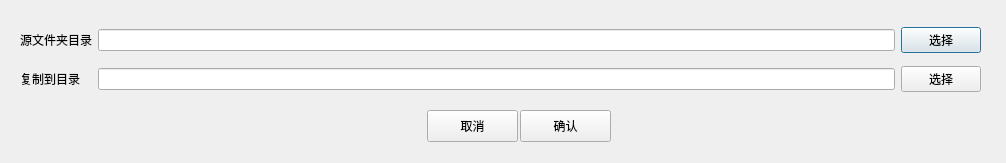
Qt form ui/dialog/CopyDirToPathDialog.ui (xiaohaijoe/AutoPackage) before a commit.
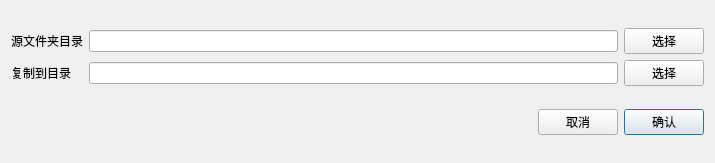
The same form after that commit.

The edit to the form file:
```diff
--- a/ui/dialog/CopyDirToPathDialog.ui
+++ b/ui/dialog/CopyDirToPathDialog.ui
@@ -6,28 +6,24 @@
    <rect>
     <x>0</x>
     <y>0</y>
-    <width>1006</width>
+    <width>715</width>
     <height>163</height>
    </rect>
   </property>
   <property name="windowTitle">
    <string>Dialog</string>
   </property>
-  <widget class="QWidget" name="gridLayoutWidget">
-   <property name="geometry">
-    <rect>
-     <x>20</x>
-     <y>20</y>
-     <width>961</width>
-     <height>81</height>
-    </rect>
-   </property>
+  <layout class="QGridLayout" name="gridLayout_2">
+   <item row="0" column="0" colspan="2">
    <layout class="QGridLayout" name="gridLayout">
     <item row="0" column="2">
      <widget class="QPushButton" name="originBtn">
       <property name="text">
        <string>选择</string>
       </property>
+       <property name="autoDefault">
+        <bool>false</bool>
+       </property>
      </widget>
     </item>
     <item row="0" column="1">
@@ -55,36 +51,48 @@
       <property name="text">
        <string>选择</string>
       </property>
+       <property name="autoDefault">
+        <bool>false</bool>
+       </property>
      </widget>
     </item>
    </layout>
-  </widget>
-  <widget class="QPushButton" name="confirmBtn">
-   <property name="geometry">
-    <rect>
-     <x>520</x>
-     <y>110</y>
-     <width>91</width>
-     <height>32</height>
-    </rect>
-   </property>
-   <property name="text">
-    <string>确认</string>
-   </property>
-  </widget>
+   </item>
+   <item row="1" column="0" colspan="2">
+    <layout class="QHBoxLayout" name="horizontalLayout">
+     <item>
+      <spacer name="horizontalSpacer">
+       <property name="orientation">
+        <enum>Qt::Horizontal</enum>
+       </property>
+       <property name="sizeHint" stdset="0">
+        <size>
+         <width>40</width>
+         <height>20</height>
+        </size>
+       </property>
+      </spacer>
+     </item>
+     <item>
   <widget class="QPushButton" name="cancelBtn">
-   <property name="geometry">
-    <rect>
-     <x>427</x>
-     <y>110</y>
-     <width>91</width>
-     <height>32</height>
-    </rect>
-   </property>
    <property name="text">
     <string>取消</string>
    </property>
-  </widget>
+       <property name="autoDefault">
+        <bool>false</bool>
+       </property>
+      </widget>
+     </item>
+     <item>
+      <widget class="QPushButton" name="confirmBtn">
+       <property name="text">
+        <string>确认</string>
+       </property>
+      </widget>
+     </item>
+    </layout>
+   </item>
+  </layout>
  </widget>
  <resources/>
  <connections/>
```
Lines whose indentation alone changed are shown as unchanged.
